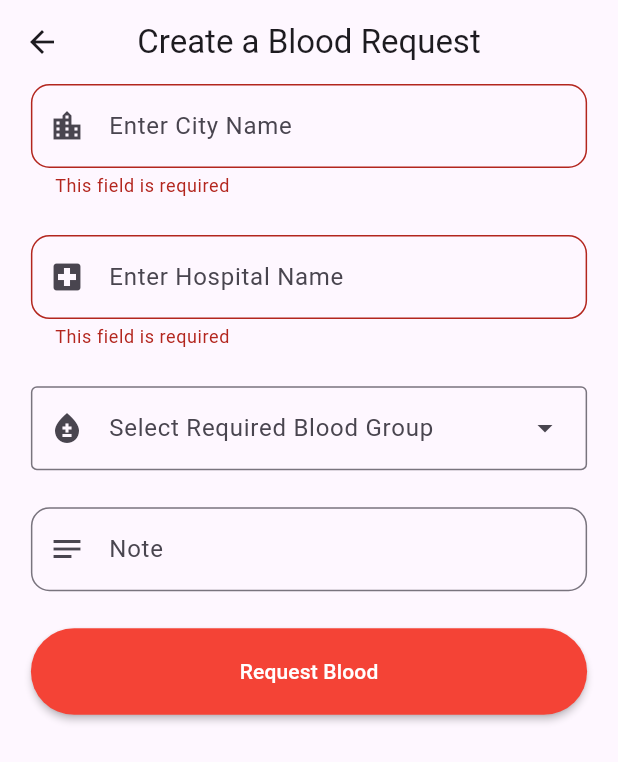
After one commit to sabin6969/blood-donation-flutter-app, a Flutter app: the BloodRequestView screen opened by its route, after a tap on "Request Blood", on a phone screen of 412 x 824 dp. The commit adds this screen. Shown: the top 762 px of the screen. Run offline on Flutter 3.47's test engine with Material 3 defaults, Android fonts, the light colour scheme and no system bars; our stand-ins replace cached_network_image, firebase_core, firebase_messaging, fluttertoast, geolocator, get and 5 more; accounts and stored records are empty; generated files the repository leaves out were written again.

Commit message:
feat: Add blood route and blood request view

```diff
--- a/lib/constants/api_endpoint_constants.dart
+++ b/lib/constants/api_endpoint_constants.dart
@@ -1,3 +1,4 @@
 const String baseUrl =
     "https://blood-donation-app-backend-production.up.railway.app/api";
 const String userRoute = "users";
+const String bloodRoute = "blood";
--- a/lib/constants/app_routes.dart
+++ b/lib/constants/app_routes.dart
@@ -5,4 +5,5 @@ class AppRoutes {
   static const String signupView = "/signupView";
   static const String landingView = "/landingView";
   static const String donorsView = "/donorsView";
+  static const String bloodRequestView = "/requestBloodView";
 }
--- a/lib/constants/image_path.dart
+++ b/lib/constants/image_path.dart
@@ -11,4 +11,5 @@ class ImagePath {
   static String reportIcon = "assets/icons/report.png";
   static String donatesIcon = "assets/icons/donates.png";
   static String assistanceIcon = "assets/icons/assistance.png";
+  static String bloodRequestSucess = "assets/images/blood_request_sucess.png";
 }
--- /dev/null
+++ b/lib/controllers/blood_request_controller.dart
@@ -0,0 +1,60 @@
+import 'package:blood_donation_flutter_app/constants/app_routes.dart';
+import 'package:blood_donation_flutter_app/constants/image_path.dart';
+import 'package:blood_donation_flutter_app/data/services/bloods_api_service.dart';
+import 'package:blood_donation_flutter_app/data/services/get_storage_service.dart';
+import 'package:blood_donation_flutter_app/exceptions/app_exceptions.dart';
+import 'package:blood_donation_flutter_app/utils/widgets/show_blood_order_sucess_dialog.dart';
+import 'package:flutter/material.dart';
+import 'package:get/get.dart';
+
+class BloodRequestController extends GetxController {
+  TextEditingController cityController = TextEditingController();
+  TextEditingController hospitalController = TextEditingController();
+  TextEditingController noteController = TextEditingController();
+  GlobalKey<FormState> formKey = GlobalKey<FormState>();
+  String? requestedBlood;
+  RxBool isLoading = RxBool(false);
+  List<String> bloodGroups = [
+    "A+",
+    "A-",
+    "B+",
+    "B-",
+    "AB+",
+    "AB-",
+    "O+",
+    "O-",
+  ];
+  void requestForBlood() async {
+    if (formKey.currentState!.validate()) {
+      if (requestedBlood == null) {
+        Get.snackbar("Error", "Please Select a blood group");
+        return;
+      }
+      try {
+        isLoading.value = true;
+        String accessToken = GetStorageService.getAccessToken() ?? "";
+        String message = await BloodServiceApi.requestBlood(
+          city: cityController.text,
+          hospital: hospitalController.text,
+          requestedBloodGroup: requestedBlood!,
+          accessToken: accessToken,
+          note: noteController.text,
+        );
+        Get.snackbar("Sucess", message);
+        showBloodOrderSucessDialog();
+      } on UnauthorizedException catch (e) {
+        Get.snackbar("Unauthorized", e.errorMessage);
+        Get.offAllNamed(AppRoutes.loginView);
+      } on AppException catch (e) {
+        Get.snackbar("Error", e.errorMessage);
+      } catch (e) {
+        Get.snackbar("Error", "Something went wrong");
+      } finally {
+        isLoading.value = false;
+        cityController.clear();
+        hospitalController.clear();
+        noteController.clear();
+      }
+    }
+  }
+}
--- /dev/null
+++ b/lib/data/services/bloods_api_service.dart
@@ -0,0 +1,36 @@
+import 'dart:convert';
+
+import 'package:blood_donation_flutter_app/constants/api_endpoint_constants.dart';
+import 'package:blood_donation_flutter_app/utils/json_response.dart';
+import 'package:http/http.dart';
+
+class BloodServiceApi {
+  static late Response _response;
+
+  static Future<String> requestBlood({
+    required String city,
+    required String hospital,
+    required String requestedBloodGroup,
+    required String accessToken,
+    String? note,
+  }) async {
+    try {
+      _response = await post(
+        Uri.parse("$baseUrl/$bloodRoute/requestForBlood"),
+        headers: {
+          "Authorization": "Bearer $accessToken",
+          "Content-Type": "application/json",
+        },
+        body: jsonEncode({
+          "requestedBloodGroup": requestedBloodGroup,
+          "city": city,
+          "hospital": hospital,
+          "note": note,
+        }),
+      );
+      return getJsonResponse(response: _response);
+    } catch (e) {
+      return Future.error(e);
+    }
+  }
+}
--- a/lib/main.dart
+++ b/lib/main.dart
@@ -1,9 +1,11 @@
 import 'package:blood_donation_flutter_app/constants/app_routes.dart';
+import 'package:blood_donation_flutter_app/controllers/blood_request_controller.dart';
 import 'package:blood_donation_flutter_app/controllers/login_controller.dart';
 import 'package:blood_donation_flutter_app/controllers/onboarding_controller.dart';
 import 'package:blood_donation_flutter_app/controllers/register_controller.dart';
 import 'package:blood_donation_flutter_app/controllers/search_donor_controller.dart';
 import 'package:blood_donation_flutter_app/firebase_options.dart';
+import 'package:blood_donation_flutter_app/views/blood_request_view.dart';
 import 'package:blood_donation_flutter_app/views/donors_view.dart';
 import 'package:blood_donation_flutter_app/views/landing_view.dart';
 import 'package:blood_donation_flutter_app/views/login_signup_view.dart';
@@ -87,6 +89,15 @@ class MyApp extends StatelessWidget {
               Get.lazyPut(() => SearchDonorController());
             },
           ),
+        ),
+        GetPage(
+          name: AppRoutes.bloodRequestView,
+          page: () => const BloodRequestView(),
+          binding: BindingsBuilder(
+            () {
+              Get.lazyPut(() => BloodRequestController());
+            },
+          ),
         )
       ],
       debugShowCheckedModeBanner: false,
--- a/lib/utils/widgets/custom_text_field.dart
+++ b/lib/utils/widgets/custom_text_field.dart
@@ -11,8 +11,9 @@ class CustomTextField extends StatelessWidget {
   final String? Function(String?)? validator;
   final TextCapitalization? textCapitalization;
   final int? maxLength;
-  const CustomTextField(
-      {super.key,
+  final int? maxLines;
+  const CustomTextField({
+    super.key,
     required this.hintText,
     required this.prefixIcon,
     required this.controller,
@@ -21,7 +22,9 @@ class CustomTextField extends StatelessWidget {
     this.suffixIconButton,
     this.textCapitalization,
     required this.validator,
-      this.maxLength});
+    this.maxLength,
+    this.maxLines,
+  });
 
   @override
   Widget build(BuildContext context) {
--- /dev/null
+++ b/lib/utils/widgets/show_blood_order_sucess_dialog.dart
@@ -0,0 +1,37 @@
+import 'package:blood_donation_flutter_app/constants/image_path.dart';
+import 'package:flutter/material.dart';
+import 'package:get/get.dart';
+
+void showBloodOrderSucessDialog() {
+  Get.dialog(
+    AlertDialog(
+      content: Column(
+        mainAxisSize: MainAxisSize.min,
+        children: [
+          Image.asset(ImagePath.bloodRequestSucess),
+          const SizedBox(
+            height: 50,
+          ),
+          const Text(
+            "Blood order is successfully requested.",
+            style: TextStyle(
+              fontSize: 16,
+              fontWeight: FontWeight.bold,
+            ),
+            textAlign: TextAlign.center,
+          )
+        ],
+      ),
+      actions: [
+        TextButton(
+          onPressed: () {
+            Get.back();
+          },
+          child: const Text(
+            "Ok",
+          ),
+        )
+      ],
+    ),
+  );
+}
--- /dev/null
+++ b/lib/views/blood_request_view.dart
@@ -0,0 +1,113 @@
+import 'package:blood_donation_flutter_app/controllers/blood_request_controller.dart';
+import 'package:blood_donation_flutter_app/main.dart';
+import 'package:blood_donation_flutter_app/utils/widgets/custom_auth_button.dart';
+import 'package:blood_donation_flutter_app/utils/widgets/custom_text_field.dart';
+import 'package:flutter/material.dart';
+import 'package:get/get.dart';
+
+class BloodRequestView extends StatefulWidget {
+  const BloodRequestView({super.key});
+
+  @override
+  State<BloodRequestView> createState() => _RequestBloodViewState();
+}
+
+class _RequestBloodViewState extends State<BloodRequestView> {
+  @override
+  Widget build(BuildContext context) {
+    size = MediaQuery.sizeOf(context);
+    return Scaffold(
+      appBar: AppBar(
+        centerTitle: true,
+        title: const Text(
+          "Create a Blood Request",
+        ),
+      ),
+      body: SingleChildScrollView(
+        child: Padding(
+          padding: EdgeInsets.symmetric(
+            horizontal: size.width * 0.05,
+          ),
+          child: Form(
+            key: Get.find<BloodRequestController>().formKey,
+            child: Column(
+              children: [
+                CustomTextField(
+                  hintText: "Enter City Name",
+                  prefixIcon: const Icon(
+                    Icons.location_city,
+                  ),
+                  controller: Get.find<BloodRequestController>().cityController,
+                  textInputType: TextInputType.streetAddress,
+                  validator: (value) => value == null || value.isEmpty
+                      ? "This field is required"
+                      : null,
+                ),
+                SizedBox(
+                  height: size.height * 0.03,
+                ),
+                CustomTextField(
+                  hintText: "Enter Hospital Name",
+                  prefixIcon: const Icon(Icons.local_hospital),
+                  controller:
+                      Get.find<BloodRequestController>().hospitalController,
+                  textInputType: TextInputType.name,
+                  validator: (value) => value == null || value.isEmpty
+                      ? "This field is required"
+                      : null,
+                ),
+                SizedBox(
+                  height: size.height * 0.03,
+                ),
+                DropdownMenu(
+                  width: size.width * 0.9,
+                  label: const Text("Select Required Blood Group"),
+                  leadingIcon: const Icon(Icons.bloodtype),
+                  dropdownMenuEntries:
+                      Get.find<BloodRequestController>().bloodGroups.map((e) {
+                    return DropdownMenuEntry(value: e, label: e);
+                  }).toList(),
+                  onSelected: (value) =>
+                      Get.find<BloodRequestController>().requestedBlood = value,
+                ),
+                SizedBox(
+                  height: size.height * 0.03,
+                ),
+                CustomTextField(
+                  hintText: "Note",
+                  prefixIcon: const Icon(Icons.notes),
+                  controller: Get.find<BloodRequestController>().noteController,
+                  textInputType: TextInputType.text,
+                  validator: null,
+                ),
+                SizedBox(
+                  height: size.height * 0.03,
+                ),
+                GetX<BloodRequestController>(
+                  builder: (controller) {
+                    return CustomAuthButton(
+                      buttonColor: Colors.red,
+                      onPressed: () {
+                        Get.find<BloodRequestController>().requestForBlood();
+                      },
+                      child: controller.isLoading.value
+                          ? const CircularProgressIndicator(
+                              color: Colors.white,
+                            )
+                          : const Text(
+                              "Request Blood",
+                              style: TextStyle(
+                                color: Colors.white,
+                              ),
+                            ),
+                    );
+                  },
+                )
+              ],
+            ),
+          ),
+        ),
+      ),
+    );
+  }
+}
--- a/lib/views/home_view.dart
+++ b/lib/views/home_view.dart
@@ -43,7 +43,9 @@ class _HomePageState extends State<HomeView> {
               CustomCard(
                 title: "Order Blood",
                 imageIconPath: ImagePath.orderBloodIcon,
-                onTap: () {},
+                onTap: () {
+                  Get.toNamed(AppRoutes.bloodRequestView);
+                },
               ),
               CustomCard(
                 title: "Assistance",
```
Also changed, not shown: assets/images/blood_request_sucess.png (added). Lines whose indentation alone changed are shown as unchanged.
